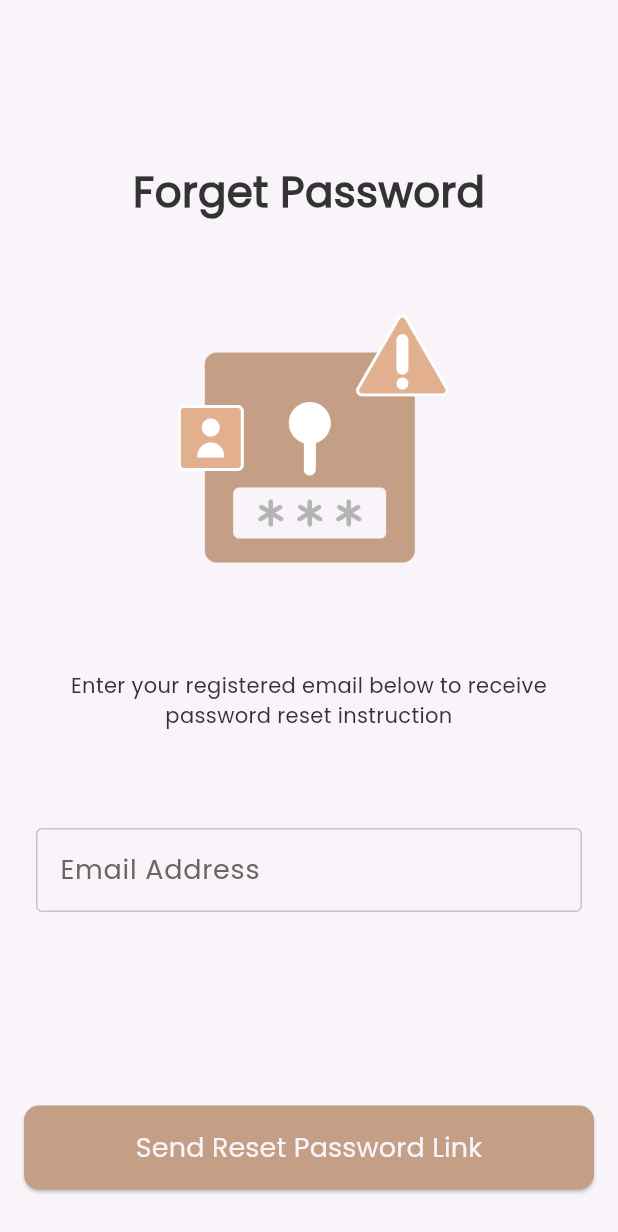
After one commit to Karam-Salama/dalel, a Flutter app: the ForgetPassword screen opened by its route, on a phone screen of 412 x 824 dp. The commit adds this screen. Shown: the top 1232 px of the screen. Run offline on Flutter 3.47's test engine with Material 3 defaults, Android fonts, the phone set to English and light mode, and no system bars; our stand-ins replace bloc, cherry_toast, firebase_auth, firebase_core, flutter_bloc, flutter_svg and 4 more; accounts and stored records are empty.

Commit message:
Reset Password

```diff
--- a/lib/core/routes/app_router.dart
+++ b/lib/core/routes/app_router.dart
@@ -1,4 +1,5 @@
 import 'package:dalel_app/features/auth/presentation/auth_cubit/auth_cubit.dart';
+import 'package:dalel_app/features/auth/presentation/views/forget_password.dart';
 import 'package:dalel_app/features/auth/presentation/views/signIn_view.dart';
 import 'package:dalel_app/features/auth/presentation/views/signUp_view.dart';
 import 'package:dalel_app/features/home/presentation/views/home_view.dart';
@@ -32,6 +33,13 @@ final GoRouter router = GoRouter(
       ),
     ),
     GoRoute(
+      path: '/forgetPassword',
+      builder: (context, state) => BlocProvider(
+        create: (context) => AuthCubit(),
+        child: const ForgetPassword(),
+      ),
+    ),
+    GoRoute(
       path: '/home',
       builder: (context, state) => const HomeView(),
     ),
--- a/lib/core/utils/app_strings.dart
+++ b/lib/core/utils/app_strings.dart
@@ -69,7 +69,7 @@ class AppStrings {
   // region ForgotPassword
   static const String forgotPasswordScreen = 'Forgot Password';
   static const String forgotPasswordScreenSubTitle = 'Enter your registered email below to receive password reset instruction';
-  static const String sendVerificationCode = 'Send Verification Code';
+  static const String sendResetPasswordLink = 'Send Reset Password Link';
 
   // region Verify Account
   static const String verifyAccountScreen = 'Verify Account';
--- a/lib/features/auth/presentation/auth_cubit/auth_cubit.dart
+++ b/lib/features/auth/presentation/auth_cubit/auth_cubit.dart
@@ -4,6 +4,7 @@ import 'package:bloc/bloc.dart';
 import 'package:dalel_app/features/auth/presentation/auth_cubit/auth_state.dart';
 import 'package:firebase_auth/firebase_auth.dart';
 import 'package:flutter/material.dart';
+import 'package:flutter/rendering.dart';
 import 'package:flutter/widgets.dart';
 
 class AuthCubit extends Cubit<AuthState> {
@@ -17,6 +18,7 @@ class AuthCubit extends Cubit<AuthState> {
   bool? obscurePasswordTextValue = true;
   GlobalKey<FormState> signUpFormKey = GlobalKey();
   GlobalKey<FormState> signInFormKey = GlobalKey();
+  GlobalKey<FormState> forgetPasswordFormKey = GlobalKey();
 
   signUpWithEmailAndPassword() async {
     try {
@@ -100,4 +102,17 @@ class AuthCubit extends Cubit<AuthState> {
       emit(SignInErrorState(errorMessage: e.toString()));
     }
   }
+
+  resetPasswordWithLink() async {
+    try {
+      // ? emit reset password loading state
+      emit(ResetPasswordLoadingState());
+      await FirebaseAuth.instance.sendPasswordResetEmail(email: emailAddress!);
+      // * emit reset password success state
+      emit(ResetPasswordSuccessState());
+    } catch (e) {
+      // ! emit reset password error state
+      emit(ResetPasswordErrorState(errorMessage: e.toString()));
+    }
+  }
 }
--- a/lib/features/auth/presentation/auth_cubit/auth_state.dart
+++ b/lib/features/auth/presentation/auth_cubit/auth_state.dart
@@ -25,3 +25,14 @@ final class SignInErrorState extends AuthState {
 
   SignInErrorState({required this.errorMessage});
 }
+
+
+final class ResetPasswordLoadingState extends AuthState {}
+
+final class ResetPasswordSuccessState extends AuthState {}
+
+final class ResetPasswordErrorState extends AuthState {
+  final String errorMessage;
+
+  ResetPasswordErrorState({required this.errorMessage});
+}
--- /dev/null
+++ b/lib/features/auth/presentation/views/forget_password.dart
@@ -0,0 +1,28 @@
+import 'package:dalel_app/features/auth/presentation/widgets/custom_forget_password_form.dart';
+import 'package:dalel_app/features/auth/presentation/widgets/forget_password_image.dart';
+import 'package:dalel_app/features/auth/presentation/widgets/forget_password_subtitle.dart';
+import 'package:dalel_app/features/auth/presentation/widgets/welcome_text_widget.dart';
+import 'package:flutter/material.dart';
+
+class ForgetPassword extends StatelessWidget {
+  const ForgetPassword({super.key});
+
+  @override
+  Widget build(BuildContext context) {
+    return const Scaffold(
+      body: CustomScrollView(
+        physics: BouncingScrollPhysics(),
+        slivers: [
+          SliverToBoxAdapter(child: SizedBox(height: 108)),
+          SliverToBoxAdapter(child: WelcomeTextWidget(text: 'Forget Password')),
+          SliverToBoxAdapter(child: SizedBox(height: 40)),
+          SliverToBoxAdapter(child: ForgetPasswordImage()),
+          SliverToBoxAdapter(child: SizedBox(height: 24)),
+          SliverToBoxAdapter(child: ForgetPasswordSubtitleWidget()),
+          SliverToBoxAdapter(child: SizedBox(height: 41)),
+          SliverToBoxAdapter(child: CustomForgetPasswordForm()),
+        ],
+      ),
+    );
+  }
+}
--- /dev/null
+++ b/lib/features/auth/presentation/widgets/custom_forget_password_form.dart
@@ -0,0 +1,75 @@
+import 'package:flutter/material.dart';
+
+import 'package:cherry_toast/cherry_toast.dart';
+import 'package:cherry_toast/resources/arrays.dart';
+import 'package:firebase_auth/firebase_auth.dart';
+import 'package:flutter_bloc/flutter_bloc.dart';
+
+import 'package:dalel_app/core/functions/app_functions.dart';
+import 'package:dalel_app/core/utils/app_colors.dart';
+import 'package:dalel_app/core/utils/app_strings.dart';
+import 'package:dalel_app/core/widgets/custom_btn.dart';
+import 'package:dalel_app/features/auth/presentation/auth_cubit/auth_cubit.dart';
+import 'package:dalel_app/features/auth/presentation/auth_cubit/auth_state.dart';
+import 'package:dalel_app/features/auth/presentation/widgets/custom_text_field.dart';
+
+class CustomForgetPasswordForm extends StatelessWidget {
+  const CustomForgetPasswordForm({super.key});
+
+  @override
+  Widget build(BuildContext context) {
+    return BlocConsumer<AuthCubit, AuthState>(
+      listener: (BuildContext context, state) {
+        if (state is ResetPasswordSuccessState) {
+          CherryToast.success(
+            inheritThemeColors: true,
+            title: const Text("Check Your Email To Reset Your Password",
+                style: TextStyle(color: Colors.black)),
+            borderRadius: 0,
+          ).show(context);
+          customReplacementNavigate(context, '/signIn');
+        } else if (state is ResetPasswordErrorState) {
+          CherryToast.error(
+            inheritThemeColors: true,
+            title: Text(state.errorMessage,
+                style: const TextStyle(color: Colors.black)),
+            borderRadius: 0,
+          ).show(context);
+        }
+      },
+      builder: (BuildContext context, state) {
+        AuthCubit authCubit = BlocProvider.of<AuthCubit>(context);
+        return Padding(
+          padding: const EdgeInsets.symmetric(horizontal: 16.0),
+          child: Form(
+            key: authCubit.forgetPasswordFormKey,
+            child: Column(
+              children: [
+                CustomTextFormField(
+                  labelText: AppStrings.emailAddress,
+                  onChanged: (emailAddress) {
+                    authCubit.emailAddress = emailAddress;
+                  },
+                ),
+                const SizedBox(height: 129),
+                state is ResetPasswordLoadingState
+                    ? const CircularProgressIndicator(
+                        color: AppColors.primaryColor,
+                      )
+                    : CustomBtn(
+                        text: AppStrings.sendResetPasswordLink,
+                        onPressed: () {
+                          if (authCubit.forgetPasswordFormKey.currentState!
+                              .validate()) {
+                            authCubit.resetPasswordWithLink();
+                          }
+                        }),
+                const SizedBox(height: 27),
+              ],
+            ),
+          ),
+        );
+      },
+    );
+  }
+}
--- /dev/null
+++ b/lib/features/auth/presentation/widgets/forget_password_image.dart
@@ -0,0 +1,17 @@
+import 'package:dalel_app/core/utils/app_assets.dart';
+import 'package:flutter/material.dart';
+
+class ForgetPasswordImage extends StatelessWidget {
+  const ForgetPasswordImage({super.key});
+
+  @override
+  Widget build(BuildContext context) {
+    return const SizedBox(
+      height: 235,
+      width: 235,
+      child: Image(
+        image: AssetImage(Assets.imagesForgetPassword),
+      ),
+    );
+  }
+}
--- /dev/null
+++ b/lib/features/auth/presentation/widgets/forget_password_subtitle.dart
@@ -0,0 +1,19 @@
+import 'package:dalel_app/core/utils/app_strings.dart';
+import 'package:dalel_app/core/utils/app_text_style.dart';
+import 'package:flutter/material.dart';
+
+class ForgetPasswordSubtitleWidget extends StatelessWidget {
+  const ForgetPasswordSubtitleWidget({super.key});
+
+  @override
+  Widget build(BuildContext context) {
+    return Padding(
+      padding: const EdgeInsets.symmetric(horizontal: 34.0),
+      child: Text(
+        AppStrings.forgotPasswordScreenSubTitle,
+        style: AppTextStyle.poppins400style16.copyWith(fontSize: 14),
+        textAlign: TextAlign.center,
+      ),
+    );
+  }
+}
--- a/lib/features/auth/presentation/widgets/forget_password_text_widget.dart
+++ b/lib/features/auth/presentation/widgets/forget_password_text_widget.dart
@@ -10,7 +10,7 @@ class ForgetPasswordTextWidget extends StatelessWidget {
   Widget build(BuildContext context) {
     return GestureDetector(
       onTap: () {
-        //customReplacementNavigate(context, '/resetPassword');
+        customReplacementNavigate(context, '/forgetPassword');
       },
       child: Align(
         alignment: Alignment.centerRight,
```
